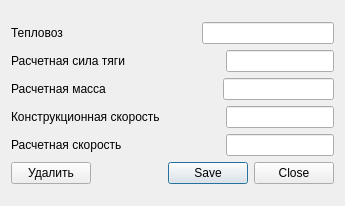
Old version of the form locoeditform.ui in the repository Prygoon/Diploma.
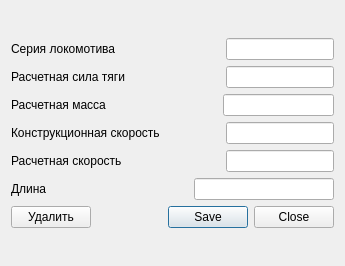
New version of the form.

The edit to the form file:
```diff
--- a/locoeditform.ui
+++ b/locoeditform.ui
@@ -7,7 +7,7 @@
     <x>0</x>
     <y>0</y>
     <width>345</width>
-    <height>206</height>
+    <height>266</height>
    </rect>
   </property>
   <property name="sizePolicy">
@@ -19,13 +19,13 @@
   <property name="minimumSize">
    <size>
     <width>345</width>
-    <height>206</height>
+    <height>266</height>
    </size>
   </property>
   <property name="maximumSize">
    <size>
     <width>345</width>
-    <height>206</height>
+    <height>266</height>
    </size>
   </property>
   <property name="windowTitle">
@@ -39,7 +39,7 @@
        <item>
         <widget class="QLabel" name="loco_type_label">
          <property name="text">
-          <string>Тепловоз</string>
+          <string>Серия локомотива</string>
          </property>
         </widget>
        </item>
@@ -170,7 +170,34 @@
       </layout>
      </item>
      <item>
-      <layout class="QHBoxLayout" name="horizontalLayout_6">
+      <layout class="QHBoxLayout" name="length_horizontalLayout">
+       <item>
+        <widget class="QLabel" name="length_label">
+         <property name="text">
+          <string>Длина</string>
+         </property>
+        </widget>
+       </item>
+       <item>
+        <spacer name="length_horizontalSpacer">
+         <property name="orientation">
+          <enum>Qt::Horizontal</enum>
+         </property>
+         <property name="sizeHint" stdset="0">
+          <size>
+           <width>40</width>
+           <height>20</height>
+          </size>
+         </property>
+        </spacer>
+       </item>
+       <item>
+        <widget class="QLineEdit" name="length_lineEdit"/>
+       </item>
+      </layout>
+     </item>
+     <item>
+      <layout class="QHBoxLayout" name="buttons_horizontalLayout">
        <item>
         <widget class="QPushButton" name="delete_pushButton">
          <property name="text">
```
Left out of the diff: 22 changed lines with no effect on the pictures.
